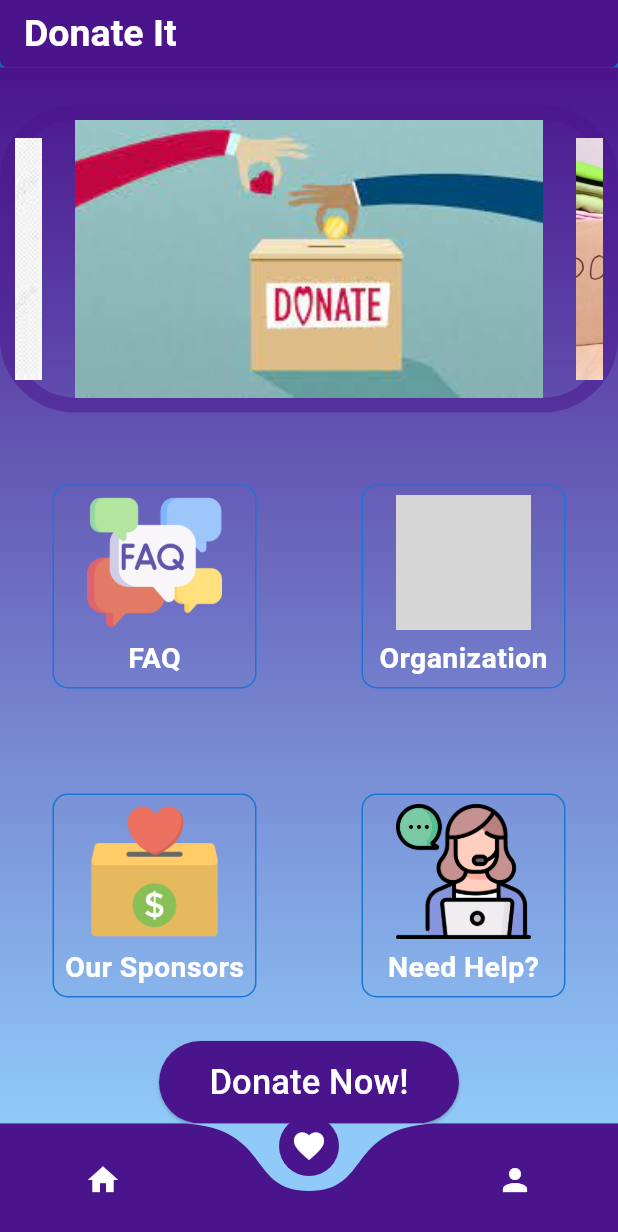
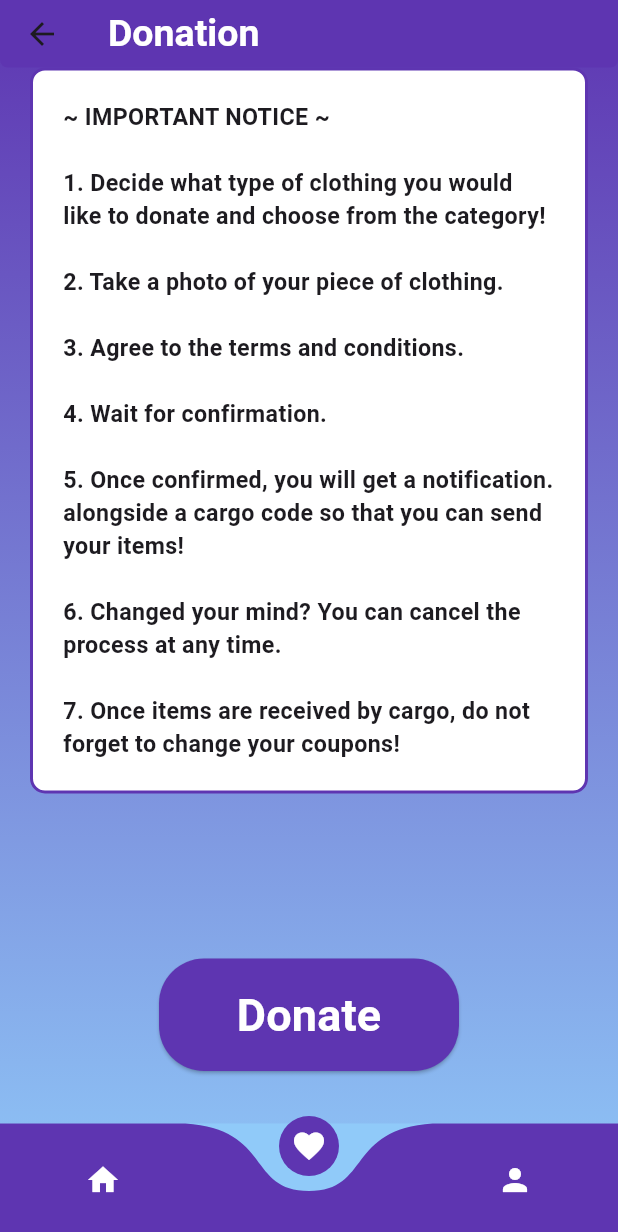
Before and after one commit to ozgeozerr/DonateItProject, a Flutter app: the NextPage screen opened directly, item 2 of the bottom bar chosen, on a phone screen of 412 x 824 dp. Shown: the top 1232 px of the screen. Run offline on Flutter 3.47's test engine with Material 3 defaults, Android fonts, the phone set to English and light mode, and no system bars; drawn by our look-alikes of carousel_slider, curved_navigation_bar; our stand-ins replace firebase_auth, firebase_core, flutter_svg, google_sign_in; accounts and stored records are empty; grey boxes are pictures that could not be loaded.

Commit message:
Added Donation page/some more pages/made modification

```diff
--- /dev/null
+++ b/lib/pages/donation_page.dart
@@ -0,0 +1,171 @@
+import 'package:flutter/material.dart';
+import 'next_page.dart';
+import 'package:curved_navigation_bar/curved_navigation_bar.dart';
+import 'package:donate_it/pages/profile_page.dart';
+import 'package:donate_it/pages/donation_process_page.dart';
+
+class DonationPage extends StatefulWidget {
+  @override
+  _DonationPageState createState() => _DonationPageState();
+}
+
+class _DonationPageState extends State<DonationPage> {
+  int _currentIndex = 1;
+
+  @override
+  Widget build(BuildContext context) {
+    return Container(
+      decoration: BoxDecoration(
+        gradient: LinearGradient(
+          begin: Alignment.topCenter,
+          end: Alignment.bottomCenter,
+          colors: [Colors.deepPurple.shade600, Colors.blue.shade200],
+        ),
+      ),
+      child: Scaffold(
+        appBar: AppBar(
+          title: Text(
+            'Donation',
+            style: TextStyle(
+              color: Colors.white, // Change text color
+              fontSize: 25, // Change text font size
+              fontWeight: FontWeight.w700, // Change text font weight
+              fontStyle: FontStyle.normal, // Change text font style
+              fontFamily: 'Roboto', // Change text font family
+            ),
+          ),
+          backgroundColor: Colors.deepPurple.shade600, // Change app bar color
+          shape: RoundedRectangleBorder(
+            borderRadius: BorderRadius.vertical(
+              bottom: Radius.circular(
+                  5), // Change app bar shape
+            ),
+          ),
+          toolbarHeight: 45,
+        ),
+        backgroundColor: Colors.transparent, // Make scaffold background transparent
+        body: SafeArea(
+          child: Column(
+            children: [
+              Expanded(
+                child: SingleChildScrollView(
+                  padding: EdgeInsets.symmetric(horizontal: 20.0),
+                  child: Column(
+                    crossAxisAlignment: CrossAxisAlignment.start,
+                    children: [
+                      Container(
+                        padding: EdgeInsets.all(20.0),
+                        decoration: BoxDecoration(
+                          border: Border.all(
+                            color: Colors.deepPurple.shade600,
+                            width: 2.0,
+                          ),
+                          borderRadius: BorderRadius.circular(10.0),
+                          color: Colors.white, // Set box color to white
+                        ),
+                        width: MediaQuery.of(context).size.width - 40.0,
+                        child: Column(
+                          crossAxisAlignment: CrossAxisAlignment.start,
+                          children: [
+                            Text(
+                              '~ IMPORTANT NOTICE ~\n'
+                                  '\n1. Decide what type of clothing you would like to donate and choose from the category!\n'
+                                  '\n2. Take a photo of your piece of clothing.\n'
+                                  '\n3. Agree to the terms and conditions.\n'
+                                  '\n4. Wait for confirmation.\n'
+                                  '\n5. Once confirmed, you will get a notification.'
+                                  ' alongside a cargo code so that you can send your items!\n'
+                                  '\n6. Changed your mind? You can cancel the process at any time.\n'
+                                  '\n7. Once items are received by cargo, do not forget to change your coupons!',
+                              style: TextStyle(
+                                fontSize: 15.5,
+                                fontWeight: FontWeight.bold,
+                              ),
+                            ),
+                          ],
+                        ),
+                      ),
+                      SizedBox(height: 20), // Add space between text box and button
+                    ],
+                  ),
+                ),
+              ),
+              SizedBox(
+                height: 145,
+                child: Center(
+                  child: SizedBox(
+                    width: 200,
+                    child: ElevatedButton(
+                      onPressed: () {
+                        Navigator.of(context).push(MaterialPageRoute(
+                          builder: (context) =>
+                              DonationProcessPage(), // Replace StartDonatingNext with the appropriate class name
+                        ));
+                      },
+                      child: Padding(
+                        padding: const EdgeInsets.all(16.0),
+                        child: Text(
+                          'Donate',
+                          style: TextStyle(
+                            fontSize: 30,
+                            fontWeight: FontWeight.bold,
+                            color: Colors.white,
+                          ),
+                        ),
+                      ),
+                      style: ElevatedButton.styleFrom(
+                        primary: Colors.deepPurple.shade600,
+                        shape: RoundedRectangleBorder(
+                          borderRadius: BorderRadius.circular(30),
+                        ),
+                      ),
+                    ),
+                  ),
+                ),
+              ),
+            ],
+          ),
+        ),
+        bottomNavigationBar: CurvedNavigationBar(
+          backgroundColor: Colors.blue.shade200,
+          color: Colors.deepPurple.shade600,
+          animationDuration: Duration(milliseconds: 300),
+          items: [
+            Icon(
+              Icons.home,
+              color: Colors.white,
+            ),
+            Icon(
+              Icons.favorite,
+              color: Colors.white,
+            ),
+            Icon(
+              Icons.person,
+              color: Colors.white,
+            ),
+          ],
+          onTap: (index) {
+            // navigation here!!
+            setState(() {
+              _currentIndex = index;
+            });
+            switch (index) {
+              case 0:
+                Navigator.pushReplacement(context, MaterialPageRoute(builder: (context) => NextPage()));
+                break;
+              case 1:
+              // don't navigate to donation if we're already on it!!
+                break;
+              case 2:
+                Navigator.pushReplacement(context, MaterialPageRoute(builder: (context) => ProfilePage()));
+                break;
+              default:
+                break;
+            }
+          },
+          index: _currentIndex,
+        ),
+      ),
+    );
+  }
+}
--- /dev/null
+++ b/lib/pages/donation_process_page.dart
@@ -0,0 +1,10 @@
+import 'package:flutter/material.dart';
+
+class DonationProcessPage extends StatefulWidget {
+  @override
+  State<StatefulWidget> createState() {
+    // TODO: implement createState
+    throw UnimplementedError();
+  }
+
+}
--- a/lib/pages/next_page.dart
+++ b/lib/pages/next_page.dart
@@ -2,10 +2,12 @@ import 'package:curved_navigation_bar/curved_navigation_bar.dart';
 import 'package:donate_it/pages/help_center.dart';
 import 'package:donate_it/pages/meet_sponsors.dart';
 import 'package:donate_it/pages/organization.dart';
+import 'package:donate_it/pages/profile_page.dart';
 import 'package:flutter/material.dart';
 import 'package:carousel_slider/carousel_slider.dart';
 import 'package:donate_it/pages/faq.dart';
 
+import 'donation_page.dart';
 import 'start_donating_next.dart';
 
 class NextPage extends StatelessWidget {
@@ -41,7 +43,7 @@ class NextPage extends StatelessWidget {
       //NAVIGATION BAR
       bottomNavigationBar: CurvedNavigationBar(
         backgroundColor: Colors.blue.shade200,
-        color: Colors.purple.shade900,
+        color: Colors.deepPurple.shade600,
         animationDuration: Duration(milliseconds: 300),
         items: [
           Icon(
@@ -57,7 +59,26 @@ class NextPage extends StatelessWidget {
             color: Colors.white,
           ),
         ],
+        onTap: (index) {
+          // Navigate to the corresponding page based on the index
+          switch (index) {
+            case 0:
+              Navigator.pushReplacement(context, MaterialPageRoute(builder: (context) => NextPage()));
+              break;
+            case 1:
+              Navigator.pushReplacement(context, MaterialPageRoute(builder: (context) => DonationPage()));
+              break;
+            case 2:
+              Navigator.pushReplacement(context, MaterialPageRoute(builder: (context) => ProfilePage()));
+              break;
+            default:
+              break;
+          }
+        },
       ),
+
+
+
       appBar: AppBar(
         title: Text(
           'Donate It',
@@ -70,7 +91,7 @@ class NextPage extends StatelessWidget {
           ),
         ),
         backgroundColor:
-        Colors.purple.shade900, // Change app bar color
+        Colors.deepPurple.shade600, // Change app bar color
         shape: RoundedRectangleBorder(
           borderRadius: BorderRadius.vertical(
             bottom: Radius.circular(
@@ -84,7 +105,7 @@ class NextPage extends StatelessWidget {
         decoration: BoxDecoration(
           gradient: LinearGradient(
             colors: [
-              Colors.purple.shade900,
+              Colors.deepPurple.shade600,
               Colors.blue.shade200
             ],
             begin: Alignment.topCenter,
@@ -97,7 +118,7 @@ class NextPage extends StatelessWidget {
             Container(
               decoration: BoxDecoration(
                 border: Border.all(
-                  color: Colors.purple.shade900
+                  color: Colors.deepPurple.shade600
                       .withOpacity(0.5), // Change border color as needed
                   width: 10, // Change border width as needed
                 ),
@@ -193,7 +214,7 @@ class NextPage extends StatelessWidget {
                       margin: EdgeInsets.all(35),
                       decoration: BoxDecoration(
                         border: Border.all(
-                          color: Colors.blue.shade700,
+                          color: Colors.blue.shade600,
                           width: 1,
                         ),
                         borderRadius: BorderRadius.circular(10),
@@ -231,12 +252,12 @@ class NextPage extends StatelessWidget {
               onPressed: () {
                 Navigator.of(context).push(MaterialPageRoute(
                   builder: (context) =>
-                      StartDonatingNext(), // Replace StartDonatingNext with the appropriate class name
+                      DonationPage(), // Replace StartDonatingNext with the appropriate class name
                 ));
               },
               style: ElevatedButton.styleFrom(
-                primary: Colors.purple
-                    .shade900, // Change the button color here
+                primary: Colors.deepPurple
+                    .shade600, // Change the button color here
                 onPrimary: Colors
                     .white, // Change the text color here
                 fixedSize: Size(
--- /dev/null
+++ b/lib/pages/profile_page.dart
@@ -0,0 +1,11 @@
+import 'package:flutter/material.dart';
+
+
+class ProfilePage extends StatelessWidget {
+  @override
+  Widget build(BuildContext context) {
+    // TODO: implement build
+    throw UnimplementedError();
+  }
+
+}
```
